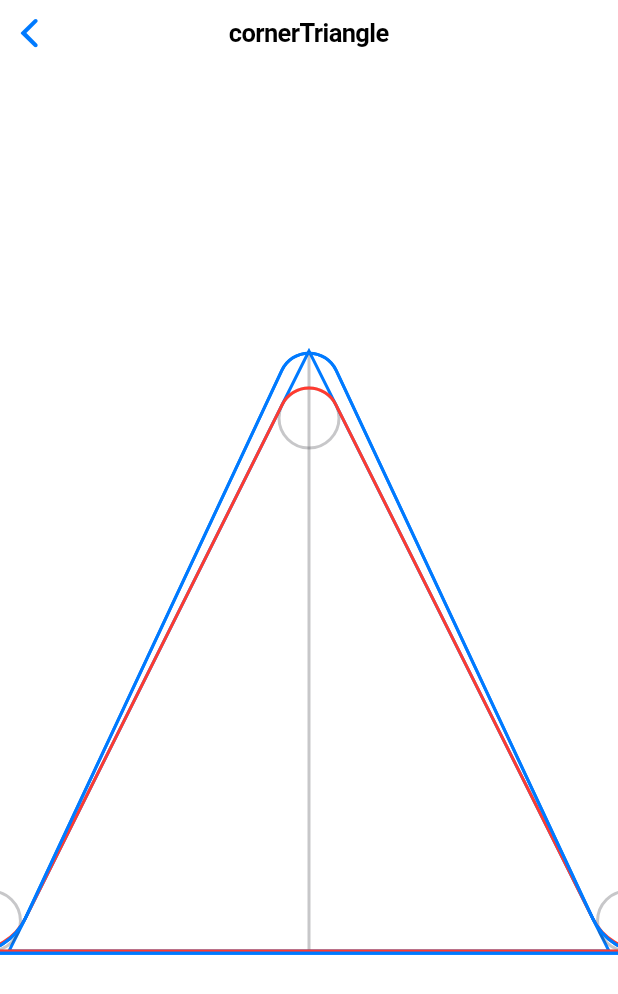
After one commit to changleibox/flutter_demo, a Flutter app: the CornerTrianglePage screen opened by its route, on a phone screen of 412 x 824 dp. The commit adds this screen. Shown: the top 994 px of the screen. Run offline on Flutter 3.47's test engine with Material 2 defaults, Android fonts, the phone set to English and light mode, and no system bars; missing offline and left inert: cavity_mask, fling.

Commit message:
feat: 初始提交

```diff
--- a/lib/main.dart
+++ b/lib/main.dart
@@ -1,5 +1,6 @@
 import 'package:fling/fling.dart';
 import 'package:flutter/cupertino.dart';
+import 'package:flutter_demo/page/corner_triangle.dart';
 import 'package:flutter_demo/page/fling_page.dart';
 import 'package:flutter_demo/page/main_page.dart';
 import 'package:flutter_demo/page/mask_page.dart';
@@ -13,6 +14,7 @@ final routes = <String, WidgetBuilder>{
   '/': (context) => const MainPage(),
   'fling': (context) => const FlingPage(),
   'mask': (context) => const MaskPage(),
+  'cornerTriangle': (context) => const CornerTrianglePage(),
 };
 
 /// demo
--- /dev/null
+++ b/lib/page/corner_triangle.dart
@@ -0,0 +1,187 @@
+import 'dart:math' as math;
+
+import 'package:flutter/cupertino.dart';
+
+/// Created by changlei on 2021/12/8.
+///
+/// 圆角三角形
+class CornerTrianglePage extends StatelessWidget {
+  /// 搞糟圆角三角形页面
+  const CornerTrianglePage({Key? key}) : super(key: key);
+
+  @override
+  Widget build(BuildContext context) {
+    return const CupertinoPageScaffold(
+      navigationBar: CupertinoNavigationBar(
+        middle: Text('cornerTriangle'),
+      ),
+      child: Center(
+        child: SafeArea(
+          bottom: false,
+          child: CornerTriangle(),
+        ),
+      ),
+    );
+  }
+}
+
+/// 圆角三角形
+class CornerTriangle extends StatelessWidget {
+  /// 构造圆角三角形
+  const CornerTriangle({Key? key}) : super(key: key);
+
+  @override
+  Widget build(BuildContext context) {
+    return CustomPaint(
+      size: const Size(400, 400),
+      painter: _CornerTrianglePainter(
+        radius: 20,
+      ),
+    );
+  }
+}
+
+class _CornerTrianglePainter extends CustomPainter {
+  _CornerTrianglePainter({
+    required this.radius,
+  }) : _paint = Paint()
+          ..color = CupertinoColors.black
+          ..style = PaintingStyle.stroke
+          ..strokeWidth = 2;
+
+  final double radius;
+  final Paint _paint;
+
+  @override
+  void paint(Canvas canvas, Size size) {
+    final width = size.width;
+    final height = size.height;
+
+    final path = Path();
+    path.moveTo(0, 0);
+    path.relativeLineTo(-width / 2, height);
+    path.relativeLineTo(width, 0);
+    path.close();
+
+    canvas.drawPath(
+      path.shift(Offset(width / 2, 0)),
+      _paint,
+    );
+
+    _paint.color = CupertinoColors.separator;
+
+    canvas.drawLine(Offset(width / 2, 0), Offset(width / 2, height), _paint);
+    canvas.drawLine(Offset(-140, height), Offset(width + 140, height), _paint);
+
+    final radians = math.atan(width / 2 / height);
+    final topCornerRadius = radius;
+
+    final ae = topCornerRadius / math.tan(radians);
+    final ao = ae / math.cos(radians);
+
+    final pathCircle = Path();
+    pathCircle.moveTo(0, 0);
+    pathCircle.addOval(Rect.fromLTWH(0, 0, topCornerRadius * 2, topCornerRadius * 2));
+
+    final path3 = pathCircle.shift(Offset(width / 2 - topCornerRadius, ao - topCornerRadius));
+    final path4 = pathCircle.shift(
+      Offset(-topCornerRadius / math.tan((math.pi / 2 - radians) / 2), height - topCornerRadius * 2),
+    );
+
+    final pathLeft = Path();
+    pathLeft.addPath(path3, Offset.zero);
+    pathLeft.addPath(path4, Offset.zero);
+
+    final pathRight = pathLeft.transform(Matrix4.rotationY(math.pi).storage).shift(Offset(width, 0));
+
+    canvas.drawPath(
+      Path.combine(
+        PathOperation.union,
+        pathLeft,
+        pathRight,
+      ),
+      _paint,
+    );
+
+    _paint.color = CupertinoColors.systemRed;
+    _paint.strokeWidth = 2;
+
+    final path1 = _halfPath(width, height, radians, radius);
+
+    final path2 = path1.transform(Matrix4.rotationY(math.pi).storage).shift(Offset(width, 0));
+
+    canvas.drawPath(
+      Path.combine(PathOperation.union, path1, path2),
+      _paint,
+    );
+
+    _paint.color = CupertinoColors.activeBlue;
+
+    canvas.drawPath(
+      _trianglePath(width, height, radians, radius),
+      _paint,
+    );
+
+    canvas.drawPath(_trianglePath(width, height, radians, radius), _paint);
+  }
+
+  @override
+  bool shouldRepaint(covariant _CornerTrianglePainter oldDelegate) {
+    return true;
+  }
+
+  Path _trianglePath(double width, double height, double radians, double radius) {
+    final topCornerRadius = radius;
+
+    final ae = topCornerRadius / math.tan(radians);
+    final ao = ae / math.cos(radians);
+    final ai = ao - topCornerRadius;
+
+    final bf = width / 2;
+    final of = height - ao;
+    final fo1 = of + ai;
+    final bo1 = math.sqrt(math.pow(fo1, 2) + math.pow(bf, 2));
+
+    final bo1f = math.atan(bf / fo1);
+    final bo1e = math.acos(topCornerRadius / bo1);
+
+    final radians1 = bo1f + bo1e - math.pi / 2;
+    final height1 = bf / math.tan(radians1);
+    final path = _halfPath(width, height1, radians1, radius).shift(Offset(0, -ai - _paint.strokeWidth / 2));
+    return Path.combine(
+      PathOperation.union,
+      path,
+      path.transform(Matrix4.rotationY(math.pi).storage).shift(Offset(width, 0)),
+    );
+  }
+
+  Path _halfPath(double width, double height, double radians, double radius) {
+    final topCornerRadius = radius;
+    final bottomCornerRadius = radius * 2;
+
+    final ae = topCornerRadius / math.tan(radians);
+    final ao = ae / math.cos(radians);
+    final ag = ae * math.cos(radians);
+    final ai = ao - topCornerRadius;
+
+    final bf = width / 2;
+    final bk = bottomCornerRadius / math.tan(math.pi / 4 + radians / 2);
+    final bj = bk * math.cos(math.pi / 2 - radians);
+
+    final eg = ae * math.sin(radians);
+    final kj = bk * math.sin(math.pi / 2 - radians);
+
+    final i = Offset(bf, ai);
+    final e = Offset(bf - eg, ag);
+    final k = Offset(bj, height - kj);
+    final l = Offset(-bk, height);
+
+    return Path()
+      ..moveTo(i.dx, i.dy)
+      ..arcToPoint(e, radius: Radius.circular(topCornerRadius), clockwise: false)
+      ..lineTo(k.dx, k.dy)
+      ..arcToPoint(l, radius: Radius.circular(bottomCornerRadius))
+      ..relativeLineTo(bk + bf, 0)
+      ..close();
+  }
+}
```
